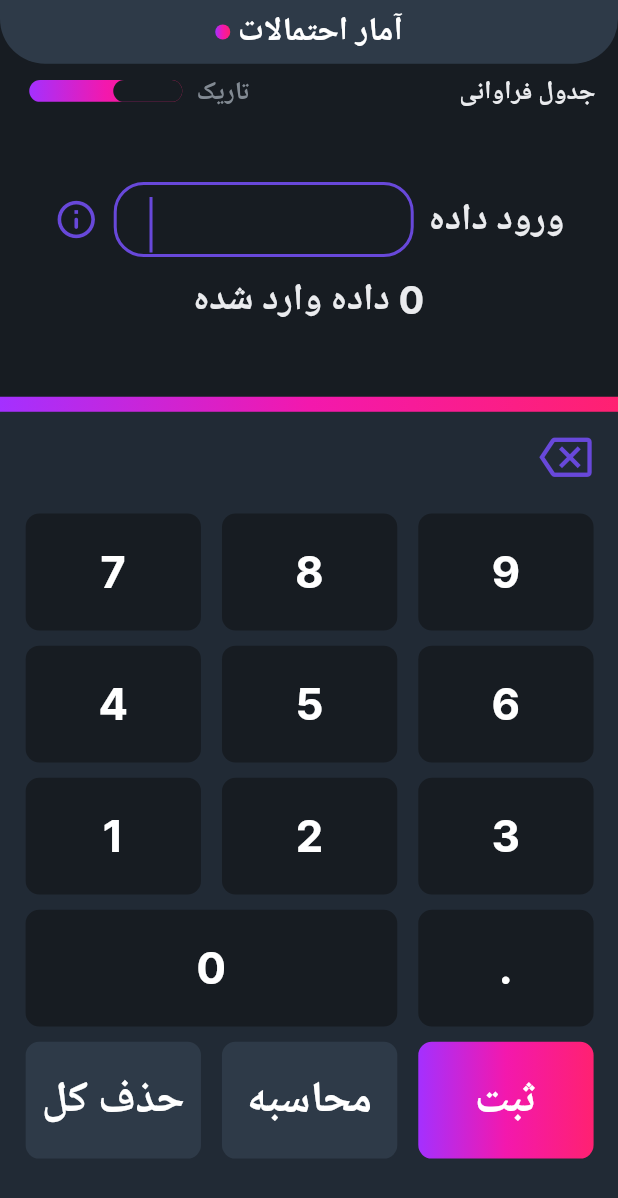
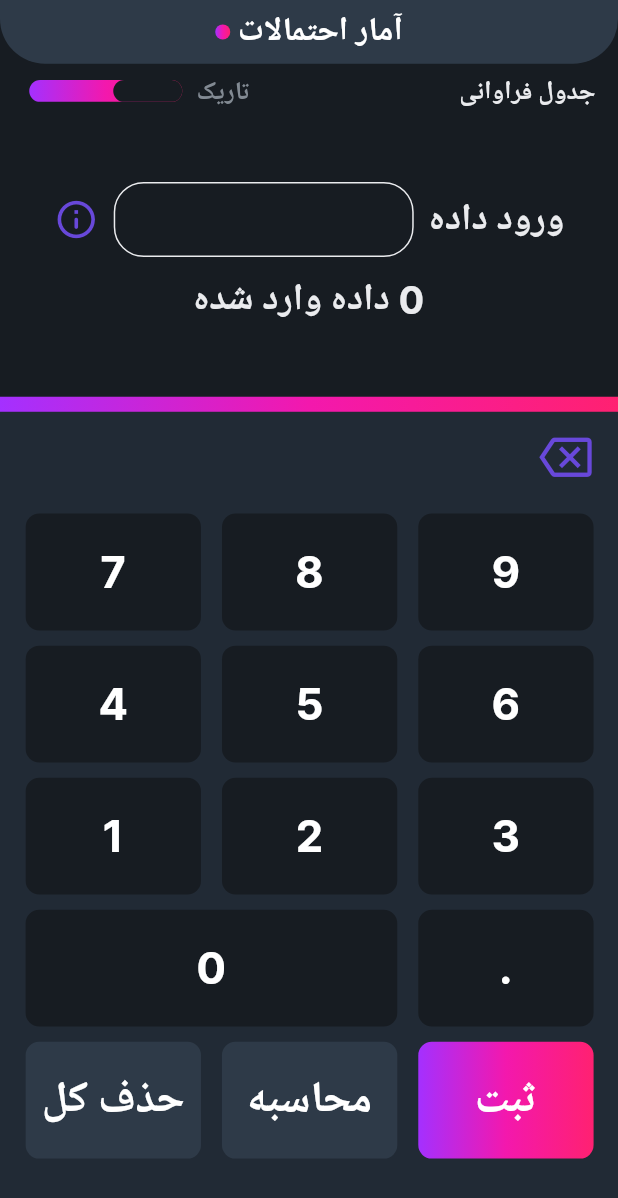
Before and after one commit to mohsen0dev/Statistical_Calculator, a Flutter app: the screen it shows after launch, on a phone screen of 412 x 824 dp. Shown: the top 1198 px of the screen. Run offline on Flutter 3.47's test engine with Material 3 defaults, Android fonts, the phone set to English and light mode, and no system bars; drawn by our look-alikes of animated_toggle_switch; our stand-ins replace get, lottie, shared_preferences.

Commit message:
new commit

```diff
--- a/lib/Core/constants/my_app.dart
+++ b/lib/Core/constants/my_app.dart
@@ -3,12 +3,28 @@ import 'package:get/get.dart';
 import 'package:simple_statistical_calculator/Core/constants/app_size.dart';
 import 'package:simple_statistical_calculator/Core/constants/route_app.dart';
 import 'package:simple_statistical_calculator/Core/themes/themes.dart';
+import 'package:shared_preferences/shared_preferences.dart';
+import 'package:simple_statistical_calculator/Core/widgets/controller/custom_appbar_controller.dart';
 
-class MyApp extends StatelessWidget {
+class MyApp extends StatefulWidget {
   MyApp({super.key});
+
+  @override
+  State<MyApp> createState() => _MyAppState();
+}
+
+class _MyAppState extends State<MyApp> {
   final myAppThemeIns = MyAppTheme();
+  final customAppBarClr = Get.put(CustomAppbarController());
+  Future<void> _loadThemeMode() async {
+    final numberMode = await SharedPreferences.getInstance();
+    final storedMode = numberMode.getInt('mode');
+    customAppBarClr.selectedLDMode = int.parse(storedMode.toString()) ?? 0;
+  }
+
   @override
   Widget build(BuildContext context) {
+    _loadThemeMode();
     AppSize().init(context);
     AppSize().appSectionsPercent();
     return GetMaterialApp(
@@ -16,7 +32,9 @@ class MyApp extends StatelessWidget {
       debugShowCheckedModeBanner: false,
       theme: myAppThemeIns.lightTheme(),
       darkTheme: myAppThemeIns.darkTheme(),
-      themeMode: ThemeMode.dark,
+      themeMode: customAppBarClr.selectedLDMode == 0
+          ? ThemeMode.dark
+          : ThemeMode.light,
       initialRoute: AppRoute.splashScreen,
       getPages: AppRoute.routes,
     );
--- a/lib/Core/widgets/controller/custom_appbar_controller.dart
+++ b/lib/Core/widgets/controller/custom_appbar_controller.dart
@@ -3,4 +3,5 @@ import 'package:get/get.dart';
 class CustomAppbarController extends GetxController {
   RxInt selectedSection = 0.obs;
   RxBool modeCurrent = false.obs;
+  int selectedLDMode = 0;
 }
--- a/lib/Core/widgets/custom_textbox.dart
+++ b/lib/Core/widgets/custom_textbox.dart
@@ -25,8 +25,10 @@ class CustomTextBox extends StatelessWidget {
                 borderRadius: BorderRadius.all(Radius.circular(20))),
             contentPadding:
                 const EdgeInsets.symmetric(horizontal: 20, vertical: 10)),
-        autofocus: true,
+        autofocus: false,
+        readOnly: true,
         maxLines: 1,
+        textAlign: TextAlign.justify,
         textDirection: TextDirection.ltr,
         style: MyAppTextStyle.getBold(
             color: themedata.colorScheme.surface, fontSize: 25),
--- a/lib/Features/probability_statistics/probability_statistics_view.dart
+++ b/lib/Features/probability_statistics/probability_statistics_view.dart
@@ -99,7 +99,8 @@ class ProbabilityStatisticsView extends StatelessWidget {
               decoration:
                   const BoxDecoration(gradient: AppColors.gradientColor),
             ),
-            Padding(
+            SingleChildScrollView(
+              child: Padding(
                 padding: EdgeInsets.all(AppSize.boardButtonsPadding),
                 child: Column(
                   children: [
@@ -135,7 +136,8 @@ class ProbabilityStatisticsView extends StatelessWidget {
                               CustomButtons(
                                 bottomPad: AppSize.paddingButtonsH,
                                 name: '9',
-                              backgroundColor: themedata.colorScheme.onSurface,
+                                backgroundColor:
+                                    themedata.colorScheme.onSurface,
                                 textColor: themedata.colorScheme.surface,
                                 controller: probabilityControl.textController,
                                 onTapPos: (value) {
@@ -146,7 +148,8 @@ class ProbabilityStatisticsView extends StatelessWidget {
                                 bottomPad: AppSize.paddingButtonsH,
                                 rightPad: AppSize.paddingButtonsW,
                                 name: '8',
-                              backgroundColor: themedata.colorScheme.onSurface,
+                                backgroundColor:
+                                    themedata.colorScheme.onSurface,
                                 textColor: themedata.colorScheme.surface,
                                 controller: probabilityControl.textController,
                                 onTapPos: (value) {
@@ -157,7 +160,8 @@ class ProbabilityStatisticsView extends StatelessWidget {
                                 bottomPad: AppSize.paddingButtonsH,
                                 rightPad: AppSize.paddingButtonsW,
                                 name: '7',
-                              backgroundColor: themedata.colorScheme.onSurface,
+                                backgroundColor:
+                                    themedata.colorScheme.onSurface,
                                 textColor: themedata.colorScheme.surface,
                                 controller: probabilityControl.textController,
                                 onTapPos: (value) {
@@ -171,7 +175,8 @@ class ProbabilityStatisticsView extends StatelessWidget {
                               CustomButtons(
                                 bottomPad: AppSize.paddingButtonsH,
                                 name: '6',
-                              backgroundColor: themedata.colorScheme.onSurface,
+                                backgroundColor:
+                                    themedata.colorScheme.onSurface,
                                 textColor: themedata.colorScheme.surface,
                                 controller: probabilityControl.textController,
                                 onTapPos: (value) {
@@ -182,7 +187,8 @@ class ProbabilityStatisticsView extends StatelessWidget {
                                 bottomPad: AppSize.paddingButtonsH,
                                 rightPad: AppSize.paddingButtonsW,
                                 name: '5',
-                              backgroundColor: themedata.colorScheme.onSurface,
+                                backgroundColor:
+                                    themedata.colorScheme.onSurface,
                                 textColor: themedata.colorScheme.surface,
                                 controller: probabilityControl.textController,
                                 onTapPos: (value) {
@@ -193,7 +199,8 @@ class ProbabilityStatisticsView extends StatelessWidget {
                                 bottomPad: AppSize.paddingButtonsH,
                                 rightPad: AppSize.paddingButtonsW,
                                 name: '4',
-                              backgroundColor: themedata.colorScheme.onSurface,
+                                backgroundColor:
+                                    themedata.colorScheme.onSurface,
                                 textColor: themedata.colorScheme.surface,
                                 controller: probabilityControl.textController,
                                 onTapPos: (value) {
@@ -207,7 +214,8 @@ class ProbabilityStatisticsView extends StatelessWidget {
                               CustomButtons(
                                 bottomPad: AppSize.paddingButtonsH,
                                 name: '3',
-                              backgroundColor: themedata.colorScheme.onSurface,
+                                backgroundColor:
+                                    themedata.colorScheme.onSurface,
                                 textColor: themedata.colorScheme.surface,
                                 controller: probabilityControl.textController,
                                 onTapPos: (value) {
@@ -218,7 +226,8 @@ class ProbabilityStatisticsView extends StatelessWidget {
                                 bottomPad: AppSize.paddingButtonsH,
                                 rightPad: AppSize.paddingButtonsW,
                                 name: '2',
-                              backgroundColor: themedata.colorScheme.onSurface,
+                                backgroundColor:
+                                    themedata.colorScheme.onSurface,
                                 textColor: themedata.colorScheme.surface,
                                 controller: probabilityControl.textController,
                                 onTapPos: (value) {
@@ -229,7 +238,8 @@ class ProbabilityStatisticsView extends StatelessWidget {
                                 bottomPad: AppSize.paddingButtonsH,
                                 rightPad: AppSize.paddingButtonsW,
                                 name: '1',
-                              backgroundColor: themedata.colorScheme.onSurface,
+                                backgroundColor:
+                                    themedata.colorScheme.onSurface,
                                 textColor: themedata.colorScheme.surface,
                                 controller: probabilityControl.textController,
                                 onTapPos: (value) {
@@ -243,7 +253,8 @@ class ProbabilityStatisticsView extends StatelessWidget {
                               CustomButtons(
                                 bottomPad: AppSize.paddingButtonsH,
                                 name: '.',
-                              backgroundColor: themedata.colorScheme.onSurface,
+                                backgroundColor:
+                                    themedata.colorScheme.onSurface,
                                 textColor: themedata.colorScheme.surface,
                                 controller: probabilityControl.textController,
                                 onTapPos: (value) {
@@ -254,7 +265,8 @@ class ProbabilityStatisticsView extends StatelessWidget {
                                 rightPad: AppSize.paddingButtonsW,
                                 bottomPad: AppSize.paddingButtonsH,
                                 name: '0',
-                              backgroundColor: themedata.colorScheme.onSurface,
+                                backgroundColor:
+                                    themedata.colorScheme.onSurface,
                                 textColor: themedata.colorScheme.surface,
                                 customWidth: AppSize.bigButtonsSizeW,
                                 controller: probabilityControl.textController,
@@ -274,7 +286,8 @@ class ProbabilityStatisticsView extends StatelessWidget {
                                 onTapPosVoid: () {
                                   if (probabilityControl
                                       .textController.text.isNotEmpty) {
-                                  if (probabilityControl.textController.text !=
+                                    if (probabilityControl
+                                            .textController.text !=
                                         '0.') {
                                       probabilityControl.addDataButton();
                                     } else {
@@ -283,13 +296,13 @@ class ProbabilityStatisticsView extends StatelessWidget {
                                         '',
                                         titleText: Text(homePageStr[6],
                                             style: MyAppTextStyle.getBold(
-                                              color:
-                                                  themedata.colorScheme.surface,
+                                                color: themedata
+                                                    .colorScheme.surface,
                                                 fontSize: 23)),
                                         messageText: Text(homePageStr[5],
                                             style: MyAppTextStyle.getBold(
-                                              color:
-                                                  themedata.colorScheme.surface,
+                                                color: themedata
+                                                    .colorScheme.surface,
                                                 fontSize: 22)),
                                       );
                                     }
@@ -314,7 +327,8 @@ class ProbabilityStatisticsView extends StatelessWidget {
                               CustomButtons(
                                   rightPad: AppSize.paddingButtonsW,
                                   name: 'محاسبه',
-                                backgroundColor: themedata.secondaryHeaderColor,
+                                  backgroundColor:
+                                      themedata.secondaryHeaderColor,
                                   textColor: themedata.colorScheme.surface,
                                   controller: probabilityControl.textController,
                                   onTapPosVoid: () {
@@ -325,13 +339,13 @@ class ProbabilityStatisticsView extends StatelessWidget {
                                         '',
                                         titleText: Text(homePageStr[6],
                                             style: MyAppTextStyle.getBold(
-                                              color:
-                                                  themedata.colorScheme.surface,
+                                                color: themedata
+                                                    .colorScheme.surface,
                                                 fontSize: 23)),
                                         messageText: Text(homePageStr[3],
                                             style: MyAppTextStyle.getBold(
-                                              color:
-                                                  themedata.colorScheme.surface,
+                                                color: themedata
+                                                    .colorScheme.surface,
                                                 fontSize: 22)),
                                       );
                                     } else {
@@ -354,6 +368,7 @@ class ProbabilityStatisticsView extends StatelessWidget {
                       ),
                     )
                   ],
+                ),
               ),
             ),
           ]),
```
Also changed, not shown: lib/Core/widgets/custom_darklight_switch.dart (+5 -15 lines), lib/Features/splash_view.dart (+8 -7 lines), lib/main.dart (line endings or trailing spaces), 26 other files. Lines whose indentation alone changed are shown as unchanged.
